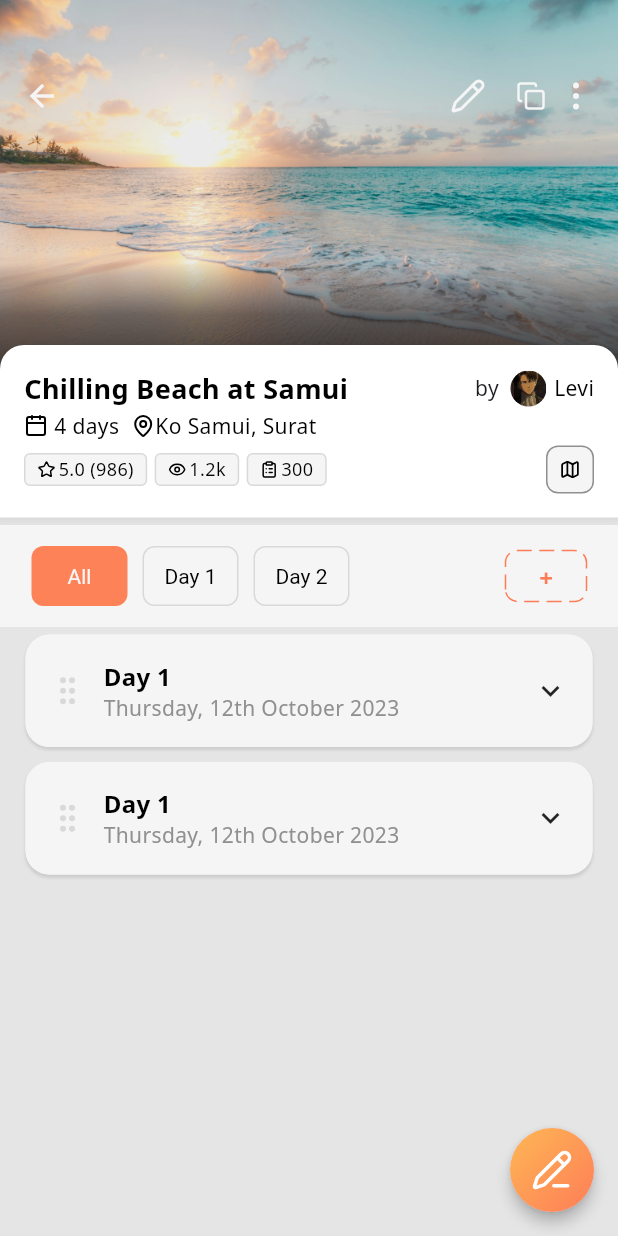
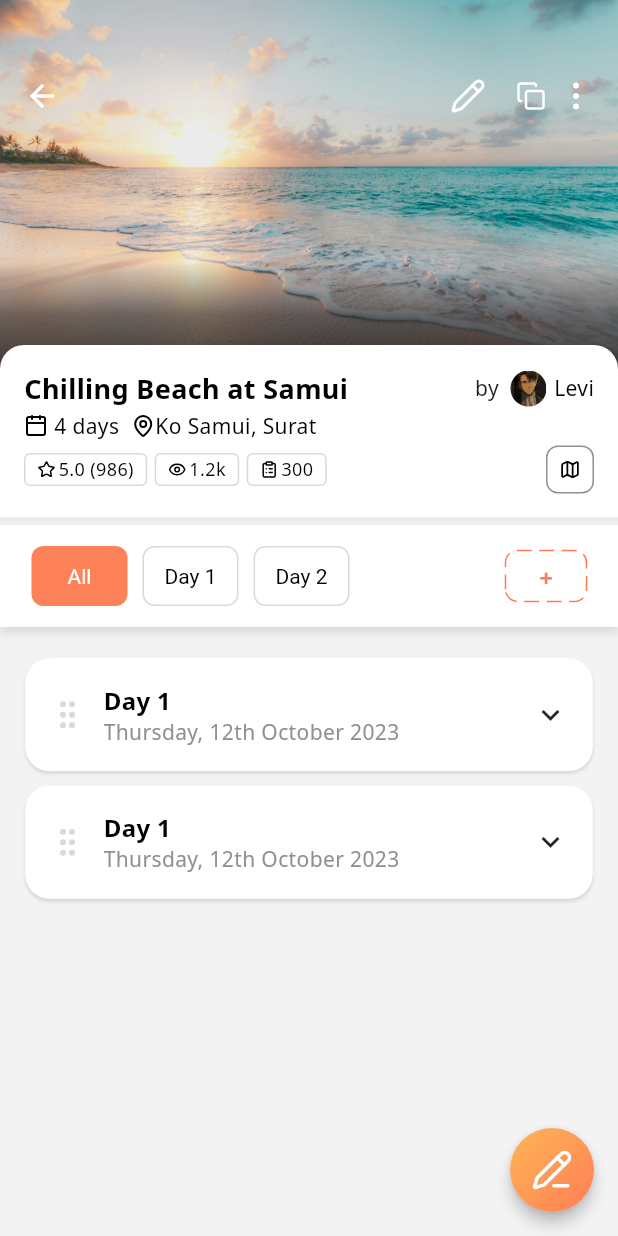
Before and after one commit to Thun-2004/triptery, a Flutter app: the screen it shows after launch, on a phone screen of 412 x 824 dp. Run offline on Flutter 3.47's test engine with Material 3 defaults, Android fonts, the phone set to English and light mode, and no system bars; drawn by our look-alikes of dotted_border; our stand-ins replace dropdown_button2, flutter_dotenv, flutter_social_button, flutter_svg, get, google_fonts and 6 more; accounts and stored records are empty; generated files the repository leaves out were written again.

Commit message:
fix: adjust margin

```diff
--- a/lib/constant/colors.dart
+++ b/lib/constant/colors.dart
@@ -1,12 +1,12 @@
 import 'package:flutter/material.dart';
 
 class AppColors {
-  static const Color white = Color(0xFFF5F5F5);
+  static const Color white = Color.fromARGB(255, 255, 255, 255);
   static const Color black = Color.fromARGB(255, 0, 0, 0);
   static const Color lightGray = Color(0xFFF5F5F5);
   static const Color gray = Color(0xFFD9D9D9);
   static const Color grayRoute =  Color.fromARGB(255, 233, 233, 233);
-  static const Color grayBg =  Color.fromARGB(255, 230, 229, 229);
+  static const Color grayBg =  Color.fromARGB(255, 243, 243, 243);
   static const Color darkGray = Color(0xFF909090);
   static const Color red = Color(0xFFFF6262);
   static const Color darkBlue = Color(0xFF25283C);
--- a/lib/presentation/widgets/drop_down_area.dart
+++ b/lib/presentation/widgets/drop_down_area.dart
@@ -42,6 +42,7 @@ class _DropDownAreaState extends State<DropDownArea> {
           mainAxisSize: MainAxisSize.min,
           children : [
             InkWell(
+              splashColor: Colors.transparent,
               onTap: (){
                 widget.toggleExpand();
               },
--- a/lib/presentation/widgets/trip/components/day_list.dart
+++ b/lib/presentation/widgets/trip/components/day_list.dart
@@ -33,7 +33,7 @@ class _DayListState extends State<DayList> {
           bottomRight: Radius.circular(16)),
       ),
       child: ListView.builder(
-        padding: const EdgeInsets.symmetric(horizontal: 8, vertical: 0),
+        padding: const EdgeInsets.symmetric(vertical: 0),
         shrinkWrap: true,
         physics: const BouncingScrollPhysics(),
         itemCount: days.length,
--- a/lib/presentation/widgets/trip/components/place_card.dart
+++ b/lib/presentation/widgets/trip/components/place_card.dart
@@ -54,9 +54,9 @@ class _PlaceCardState extends State<PlaceCard> {
           boxShadow: [
             BoxShadow(
               color: Colors.grey.withOpacity(0.2),
-              spreadRadius: 1,
+              spreadRadius: 2,
               blurRadius: 5,
-              offset: const Offset(0, 3), // changes position of shadow
+              offset: const Offset(0, 0), // changes position of shadow
             ),
           ],
         ),
--- a/lib/presentation/widgets/trip/trip_body.dart
+++ b/lib/presentation/widgets/trip/trip_body.dart
@@ -146,7 +146,8 @@ class _TripBodyState extends State<TripBody> {
             ),
           ),
           Container(
-            height: 845, // Adjust height as needed
+            height: 845,
+            padding: const EdgeInsets.symmetric(horizontal: 8, vertical: 16),
             child: dayMode,
           ),
           // dayMode,
```
Also changed, not shown: lib/presentation/widgets/trip/components/route_dropdown.dart (+17 -8 lines).
